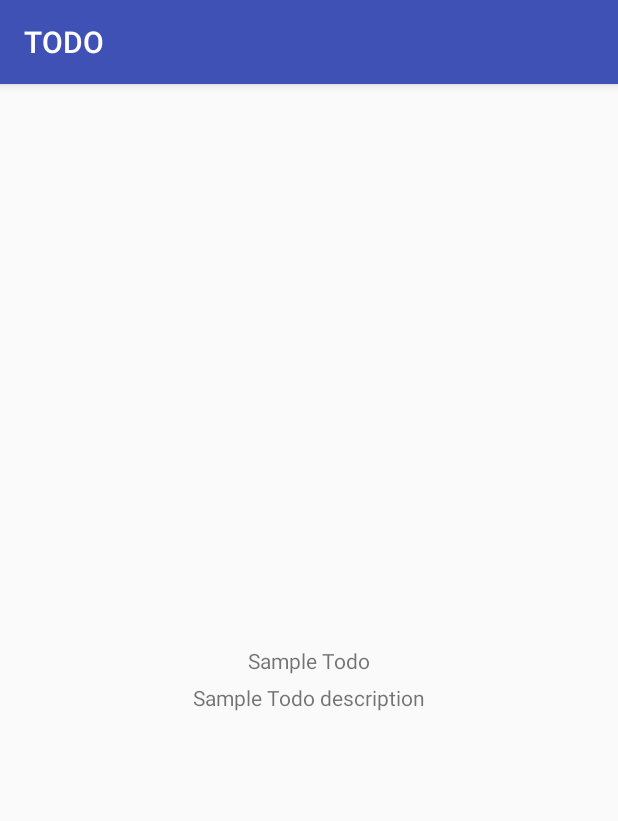
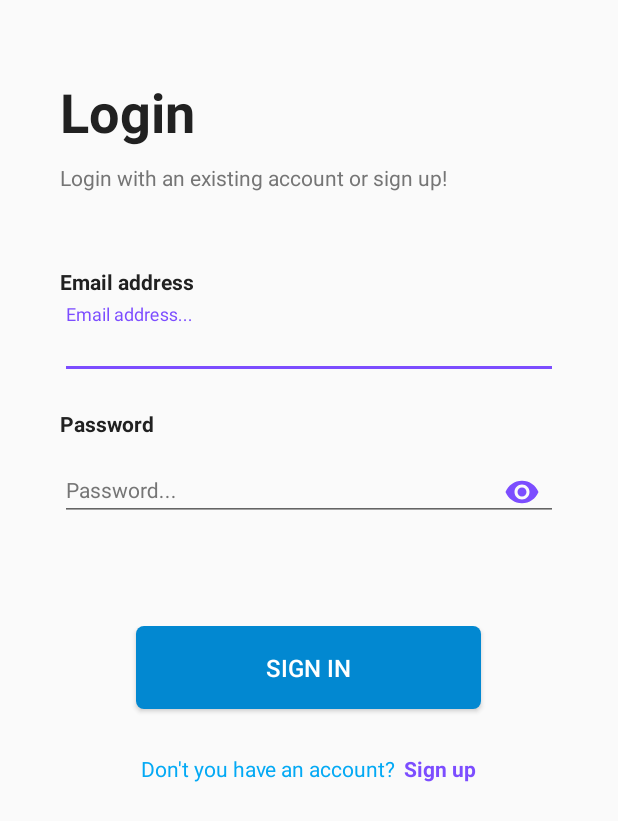
Before and after one commit to sGabor92/TODO_szar, an Android app: the screen it shows after launch (MainActivity before the commit, LoginActivity after it), on a phone screen of 412 x 824 dp. Shown: the top 821 px of the screen. Run offline under Robolectric (Android 15) with nearby library versions, the phone set to English and light mode, and no system bars.

Commit message:
Implementing login activity

```diff
--- a/app/build.gradle
+++ b/app/build.gradle
@@ -28,9 +28,12 @@ dependencies {
     compile 'com.android.support.constraint:constraint-layout:1.0.2'
     compile 'com.google.firebase:firebase-database:10.0.1'
     compile 'com.google.firebase:firebase-auth:10.0.1'
+    compile 'com.android.support:design:25.3.1'
     testCompile 'junit:junit:4.12'
 }
 
 
 
+
+
 apply plugin: 'com.google.gms.google-services'
--- /dev/null
+++ b/app/src/main/java/hu/webandmore/todo/ui/Presenter.java
@@ -0,0 +1,15 @@
+package hu.webandmore.todo.ui;
+
+public abstract class Presenter<S> {
+
+    protected S screen;
+
+    public void attachScreen(S screen){
+        this.screen = screen;
+    }
+
+    public void detachScreen() {
+        this.screen = null;
+    }
+
+}
--- /dev/null
+++ b/app/src/main/java/hu/webandmore/todo/ui/login/LoginActivity.java
@@ -0,0 +1,60 @@
+package hu.webandmore.todo.ui.login;
+
+import android.os.Bundle;
+import android.support.design.widget.FloatingActionButton;
+import android.support.design.widget.Snackbar;
+import android.support.v7.app.AppCompatActivity;
+import android.support.v7.widget.Toolbar;
+import android.view.View;
+
+import hu.webandmore.todo.R;
+
+public class LoginActivity extends AppCompatActivity implements LoginScreen{
+
+    @Override
+    protected void onCreate(Bundle savedInstanceState) {
+        super.onCreate(savedInstanceState);
+        setContentView(R.layout.activity_login);
+
+    }
+
+    @Override
+    public void checkLogin() {
+
+    }
+
+    @Override
+    public void setEmail(String email) {
+
+    }
+
+    @Override
+    public String getEmail() {
+        return null;
+    }
+
+    @Override
+    public String getPassword() {
+        return null;
+    }
+
+    @Override
+    public void setPassword(String password) {
+
+    }
+
+    @Override
+    public void attemptLogin() {
+
+    }
+
+    @Override
+    public void showError(String errorMsg) {
+
+    }
+
+    @Override
+    public void userLoggedIn(String token, boolean userHasDevice) {
+
+    }
+}
--- /dev/null
+++ b/app/src/main/java/hu/webandmore/todo/ui/login/LoginPresenter.java
@@ -0,0 +1,7 @@
+package hu.webandmore.todo.ui.login;
+
+import hu.webandmore.todo.ui.Presenter;
+
+public class LoginPresenter extends Presenter<LoginScreen> {
+
+}
--- /dev/null
+++ b/app/src/main/java/hu/webandmore/todo/ui/login/LoginScreen.java
@@ -0,0 +1,14 @@
+package hu.webandmore.todo.ui.login;
+
+interface LoginScreen {
+
+    void checkLogin();
+    void setEmail(String email);
+    String getEmail();
+    String getPassword();
+    void setPassword(String password);
+    void attemptLogin();
+    void showError(String errorMsg);
+    void userLoggedIn(String token, boolean userHasDevice);
+
+}
--- /dev/null
+++ b/app/src/main/java/hu/webandmore/todo/ui/register/RegisterActivity.java
@@ -0,0 +1,21 @@
+package hu.webandmore.todo.ui.register;
+
+import android.os.Bundle;
+import android.support.design.widget.FloatingActionButton;
+import android.support.design.widget.Snackbar;
+import android.support.v7.app.AppCompatActivity;
+import android.support.v7.widget.Toolbar;
+import android.view.View;
+
+import hu.webandmore.todo.R;
+
+public class RegisterActivity extends AppCompatActivity {
+
+    @Override
+    protected void onCreate(Bundle savedInstanceState) {
+        super.onCreate(savedInstanceState);
+        setContentView(R.layout.activity_register);
+
+    }
+
+}
--- /dev/null
+++ b/app/src/main/res/drawable/button_rounded_blue.xml
@@ -0,0 +1,9 @@
+<?xml version="1.0" encoding="utf-8"?>
+<shape xmlns:android="http://schemas.android.com/apk/res/android" android:shape="rectangle" android:padding="10dp">
+    <solid android:color="@color/colorPrimaryDark"/>
+    <corners
+        android:bottomRightRadius="5dp"
+        android:bottomLeftRadius="5dp"
+        android:topLeftRadius="5dp"
+        android:topRightRadius="5dp"/>
+</shape>
--- /dev/null
+++ b/app/src/main/res/layout/activity_login.xml
@@ -0,0 +1,11 @@
+<?xml version="1.0" encoding="utf-8"?>
+<android.support.design.widget.CoordinatorLayout xmlns:android="http://schemas.android.com/apk/res/android"
+    xmlns:tools="http://schemas.android.com/tools"
+    android:layout_width="match_parent"
+    android:layout_height="match_parent"
+    xmlns:app="http://schemas.android.com/apk/res-auto"
+    tools:context="hu.webandmore.todo.ui.login.LoginActivity">
+
+    <include layout="@layout/content_login" />
+
+</android.support.design.widget.CoordinatorLayout>
--- /dev/null
+++ b/app/src/main/res/layout/activity_register.xml
@@ -0,0 +1,19 @@
+<?xml version="1.0" encoding="utf-8"?>
+<android.support.design.widget.CoordinatorLayout xmlns:android="http://schemas.android.com/apk/res/android"
+    xmlns:app="http://schemas.android.com/apk/res-auto"
+    xmlns:tools="http://schemas.android.com/tools"
+    android:layout_width="match_parent"
+    android:layout_height="match_parent"
+    tools:context="hu.webandmore.todo.ui.register.RegisterActivity">
+
+    <include layout="@layout/content_register" />
+
+    <android.support.design.widget.FloatingActionButton
+        android:id="@+id/fab"
+        android:layout_width="wrap_content"
+        android:layout_height="wrap_content"
+        android:layout_gravity="bottom|end"
+        android:layout_margin="@dimen/fab_margin"
+        app:srcCompat="@android:drawable/ic_dialog_email" />
+
+</android.support.design.widget.CoordinatorLayout>
--- /dev/null
+++ b/app/src/main/res/layout/content_login.xml
@@ -0,0 +1,157 @@
+<?xml version="1.0" encoding="utf-8"?>
+<RelativeLayout xmlns:android="http://schemas.android.com/apk/res/android"
+    xmlns:app="http://schemas.android.com/apk/res-auto"
+    xmlns:tools="http://schemas.android.com/tools"
+    android:layout_width="match_parent"
+    android:layout_height="match_parent"
+    tools:context="hu.webandmore.todo.ui.login.LoginActivity">
+
+    <ScrollView
+        android:id="@+id/register_form"
+        android:layout_width="match_parent"
+        android:layout_height="match_parent">
+
+        <LinearLayout
+            android:id="@+id/loginLayout"
+            android:layout_width="match_parent"
+            android:layout_height="wrap_content"
+            android:layout_marginLeft="40dp"
+            android:layout_marginRight="40dp"
+            android:orientation="vertical">
+
+            <TextView
+                android:layout_width="wrap_content"
+                android:layout_height="wrap_content"
+                android:layout_marginTop="50dp"
+                android:text="@string/login"
+                android:textColor="@color/primaryText"
+                android:textSize="36sp"
+                android:textStyle="bold" />
+
+            <TextView
+                android:layout_width="wrap_content"
+                android:layout_height="wrap_content"
+                android:layout_marginTop="10dp"
+                android:text="@string/login_or_sign_up_text"
+                android:textColor="@color/secondaryText"
+                android:textSize="14sp" />
+
+            <TextView
+                android:layout_width="wrap_content"
+                android:layout_height="wrap_content"
+                android:layout_marginTop="50dp"
+                android:text="@string/email_address"
+                android:textColor="@color/primaryText"
+                android:textSize="14sp"
+                android:textStyle="bold" />
+
+            <android.support.design.widget.TextInputLayout
+                android:layout_width="match_parent"
+                android:layout_height="50dp"
+                android:layout_marginTop="5dp"
+                android:textColorHint="@color/secondaryText"
+                app:errorEnabled="false"
+                android:elevation="2dp">
+
+                <EditText
+                    android:id="@+id/email"
+                    android:layout_width="match_parent"
+                    android:layout_height="wrap_content"
+                    android:layout_marginTop="20dp"
+                    android:hint="@string/hint_email_address"
+                    android:inputType="textEmailAddress|textNoSuggestions"
+                    android:textColor="@color/colorBlack"
+                    android:textColorHint="@color/secondaryText"
+                    android:textSize="16sp"
+                    />
+
+                <requestFocus />
+
+            </android.support.design.widget.TextInputLayout>
+
+            <TextView
+                android:layout_width="wrap_content"
+                android:layout_height="wrap_content"
+                android:layout_marginTop="20dp"
+                android:text="@string/password"
+                android:textColor="@color/primaryText"
+                android:textSize="14sp"
+                android:textStyle="bold" />
+
+            <android.support.design.widget.TextInputLayout
+                android:layout_width="match_parent"
+                android:layout_height="50dp"
+                android:layout_marginTop="5dp"
+                android:textColorHint="@color/secondaryText"
+                app:errorEnabled="false"
+                app:passwordToggleContentDescription="@string/hint_password"
+                app:passwordToggleEnabled="true"
+                app:passwordToggleTint="@color/colorAccent"
+                android:elevation="2dp">
+
+                <EditText
+                    android:id="@+id/password"
+                    android:layout_width="match_parent"
+                    android:layout_height="wrap_content"
+                    android:layout_marginTop="20dp"
+                    android:hint="@string/hint_password"
+                    android:imeActionLabel="@string/action_login"
+                    android:imeOptions="actionGo"
+                    android:inputType="textPassword|textNoSuggestions"
+                    android:maxLines="1"
+                    android:textColor="@color/colorBlack"
+                    android:textSize="14sp"
+                    />
+
+            </android.support.design.widget.TextInputLayout>
+
+            <RelativeLayout
+                android:layout_width="match_parent"
+                android:layout_height="wrap_content"
+                android:layout_marginBottom="10dp"
+                android:layout_marginTop="70dp">
+
+                <Button
+                    android:id="@+id/login"
+                    android:layout_width="230dp"
+                    android:layout_height="55dp"
+                    android:layout_centerHorizontal="true"
+                    android:background="@drawable/button_rounded_blue"
+                    android:elevation="10dp"
+                    android:text="@string/sign_in"
+                    android:textColor="@color/colorWhite"
+                    android:textSize="16sp" />
+
+                <LinearLayout
+                    android:layout_width="wrap_content"
+                    android:layout_height="wrap_content"
+                    android:layout_below="@+id/login"
+                    android:layout_centerHorizontal="true"
+                    android:layout_marginTop="30dp"
+                    android:orientation="horizontal">
+
+                    <TextView
+                        android:layout_width="wrap_content"
+                        android:layout_height="wrap_content"
+                        android:text="@string/dont_you_have_an_account"
+                        android:textColor="@color/colorPrimary"
+                        android:textSize="14sp" />
+
+                    <TextView
+                        android:id="@+id/signUp"
+                        android:layout_width="wrap_content"
+                        android:layout_height="wrap_content"
+                        android:layout_marginLeft="5dp"
+                        android:text="@string/sign_up"
+                        android:textColor="@color/colorAccent"
+                        android:textSize="14sp"
+                        android:textStyle="bold" />
+
+                </LinearLayout>
+
+            </RelativeLayout>
+
+        </LinearLayout>
+    </ScrollView>
+
+</RelativeLayout>
--- /dev/null
+++ b/app/src/main/res/layout/content_register.xml
@@ -0,0 +1,11 @@
+<?xml version="1.0" encoding="utf-8"?>
+<android.support.constraint.ConstraintLayout xmlns:android="http://schemas.android.com/apk/res/android"
+    xmlns:app="http://schemas.android.com/apk/res-auto"
+    xmlns:tools="http://schemas.android.com/tools"
+    android:layout_width="match_parent"
+    android:layout_height="match_parent"
+    app:layout_behavior="@string/appbar_scrolling_view_behavior"
+    tools:context="hu.webandmore.todo.ui.register.RegisterActivity"
+    tools:showIn="@layout/activity_register">
+
+</android.support.constraint.ConstraintLayout>
--- a/app/src/main/res/values/colors.xml
+++ b/app/src/main/res/values/colors.xml
@@ -1,6 +1,15 @@
 <?xml version="1.0" encoding="utf-8"?>
 <resources>
-    <color name="colorPrimary">#3F51B5</color>
-    <color name="colorPrimaryDark">#303F9F</color>
-    <color name="colorAccent">#FF4081</color>
+    <color name="colorPrimary">#03A9F4</color>
+    <color name="colorPrimaryDark">#0288D1</color>
+    <color name="colorPrimaryLight">#B3E5FC</color>
+    <color name="colorAccent">#7C4DFF</color>
+
+    <color name="colorBlack">#000000</color>
+    <color name="colorWhite">#FFFFFF</color>
+
+    <color name="primaryText">#212121</color>
+    <color name="secondaryText">#757575</color>
+    <color name="dividerColor">#BDBDBD</color>
+
 </resources>
--- /dev/null
+++ b/app/src/main/res/values/dimens.xml
@@ -0,0 +1,3 @@
+<resources>
+    <dimen name="fab_margin">16dp</dimen>
+</resources>
--- a/app/src/main/res/values/strings.xml
+++ b/app/src/main/res/values/strings.xml
@@ -1,3 +1,15 @@
 <resources>
     <string name="app_name">TODO</string>
+    <string name="title_activity_login">LoginActivity</string>
+    <string name="login_or_sign_up_text">Login with an existing account or sign up!</string>
+    <string name="login">Login</string>
+    <string name="email_address">Email address</string>
+    <string name="hint_email_address">Email address...</string>
+    <string name="password">Password</string>
+    <string name="hint_password">Password...</string>
+    <string name="action_login">Login</string>
+    <string name="sign_in">Sign in</string>
+    <string name="dont_you_have_an_account">Don\'t you have an account?</string>
+    <string name="sign_up">Sign up</string>
+    <string name="title_activity_register">RegisterActivity</string>
 </resources>
--- a/app/src/main/res/values/styles.xml
+++ b/app/src/main/res/values/styles.xml
@@ -8,4 +8,13 @@
         <item name="colorAccent">@color/colorAccent</item>
     </style>
 
+    <style name="AppTheme.NoActionBar">
+        <item name="windowActionBar">false</item>
+        <item name="windowNoTitle">true</item>
+    </style>
+
+    <style name="AppTheme.AppBarOverlay" parent="ThemeOverlay.AppCompat.Dark.ActionBar" />
+
+    <style name="AppTheme.PopupOverlay" parent="ThemeOverlay.AppCompat.Light" />
+
 </resources>
```
Also changed, not shown: app/src/main/AndroidManifest.xml (+9 -1 lines).
